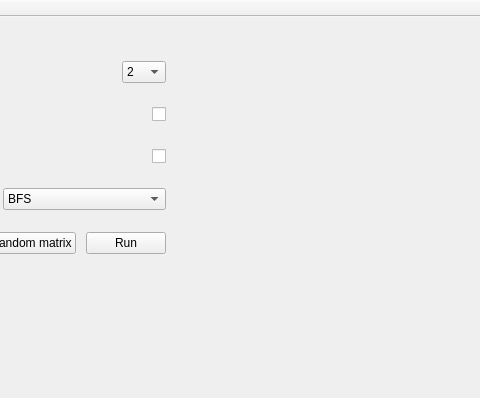
Before: the Qt Designer form LabWork2/Lab2/mainwindow.ui in JuliaNortman/LabWorksSem2, drawn with Qt 5; both pictures show x 147 to 627 and y 0 to 398 of the 747 by 529 pixel window.
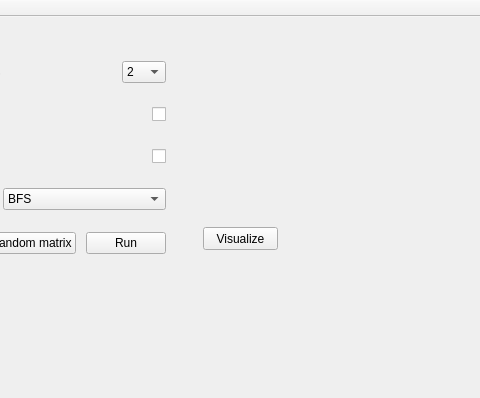
After: the same form once the commit is applied.

Patch:
```diff
--- a/LabWork2/Lab2/mainwindow.ui
+++ b/LabWork2/Lab2/mainwindow.ui
@@ -55,7 +55,7 @@
      <string>Your matrix:</string>
     </property>
    </widget>
-   <widget class="QWidget" name="">
+   <widget class="QWidget" name="layoutWidget">
     <property name="geometry">
      <rect>
       <x>520</x>
@@ -94,7 +94,7 @@
      </item>
     </layout>
    </widget>
-   <widget class="QWidget" name="">
+   <widget class="QWidget" name="layoutWidget">
     <property name="geometry">
      <rect>
       <x>32</x>
@@ -397,6 +397,19 @@
      </item>
     </layout>
    </widget>
+   <widget class="QPushButton" name="visualizePushButton">
+    <property name="geometry">
+     <rect>
+      <x>350</x>
+      <y>210</y>
+      <width>75</width>
+      <height>23</height>
+     </rect>
+    </property>
+    <property name="text">
+     <string>Visualize</string>
+    </property>
+   </widget>
   </widget>
   <widget class="QMenuBar" name="menuBar">
    <property name="geometry">
```
